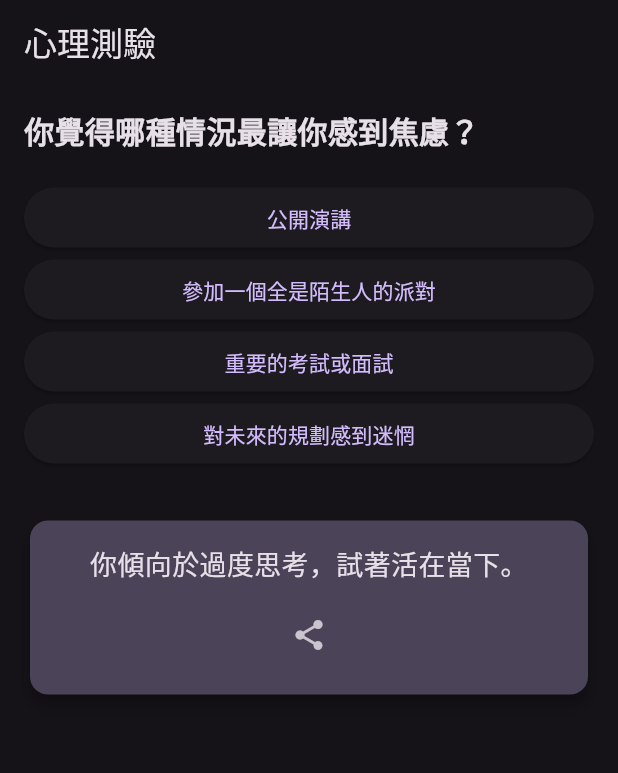
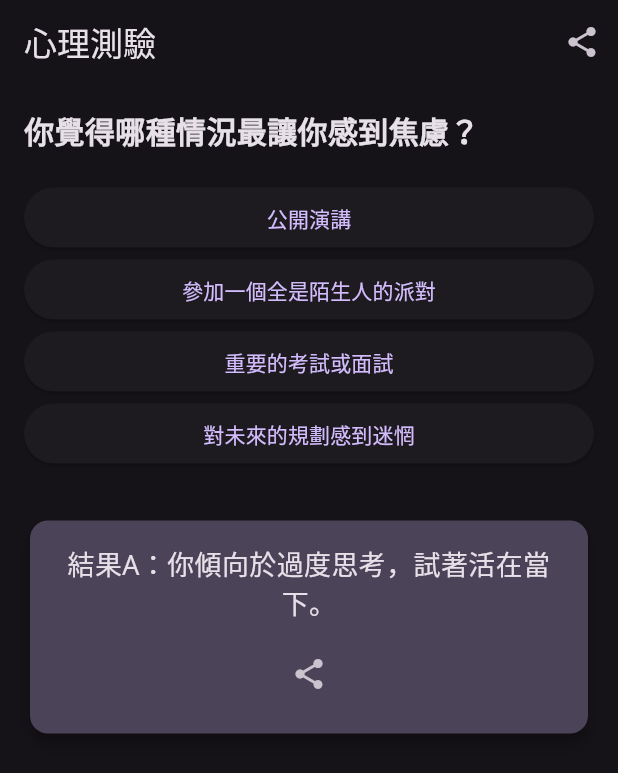
Before and after one commit to yuting6577-create/dingding_wu_astro, a Flutter app: the PsychTestListScreen screen opened by its route, after a tap on "公開演講", on a phone screen of 412 x 824 dp. Shown: the top 773 px of the screen. Run offline on Flutter 3.47's test engine with Material 3 defaults, Android fonts, the phone set to English and light mode, and no system bars; our stand-ins replace cloud_firestore, firebase_core, go_router, google_fonts, share_plus; accounts and stored records are empty.

```diff
--- a/lib/screens/psych_test_list_screen.dart
+++ b/lib/screens/psych_test_list_screen.dart
@@ -1,5 +1,16 @@
 
 import 'package:flutter/material.dart';
+import 'package:share_plus/share_plus.dart';
+
+// 1. 定義 TestModel
+class TestModel {
+  final String question;
+  final List<String> options;
+  final List<String> results;
+
+  TestModel({required this.question, required this.options, required this.results})
+      : assert(options.length == 4 && results.length == 4);
+}
 
 class PsychTestListScreen extends StatefulWidget {
   const PsychTestListScreen({super.key});
@@ -9,55 +20,68 @@ class PsychTestListScreen extends StatefulWidget {
 }
 
 class _PsychTestListScreenState extends State<PsychTestListScreen> {
+  // 2. 建立 TestModel 實例 (未來可以從 Firestore 載入)
+  final TestModel _currentTest = TestModel(
+    question: '你覺得哪種情況最讓你感到焦慮？',
+    options: [
+      '公開演講',
+      '參加一個全是陌生人的派對',
+      '重要的考試或面試',
+      '對未來的規劃感到迷惘',
+    ],
+    results: [
+      '結果A：你傾向於過度思考，試著活在當下。',
+      '結果B：你重視人際關係，但有時會感到社交壓力。',
+      '結果C：你追求完美，對自己有很高的要求。',
+      '結果D：你渴望穩定，但也要學會擁抱不確定性。',
+    ],
+  );
+
   String? _resultText;
+
+  void _handleOptionPressed(int index) {
+    setState(() {
+      _resultText = _currentTest.results[index];
+    });
+  }
+  // 3. 實現分享功能
+  void _shareResult() {
+    if (_resultText != null) {
+      Share.share('我在「鼎鼎無名的占卜小館」的心理測驗結果是：$_resultText');
+    }
+  }
 
   @override
   Widget build(BuildContext context) {
     return Scaffold(
       appBar: AppBar(
         title: const Text('心理測驗'),
+        actions: [
+          if (_resultText != null)
+            IconButton(
+              icon: const Icon(Icons.share),
+              onPressed: _shareResult,
+              tooltip: '分享結果',
+            )
+        ],
       ),
       body: Padding(
         padding: const EdgeInsets.all(16.0),
         child: Column(
           crossAxisAlignment: CrossAxisAlignment.stretch,
           children: [
-            const Text(
-              '你覺得哪種情況最讓你感到焦慮？',
-              style: TextStyle(fontSize: 20, fontWeight: FontWeight.bold),
+            Text(
+              _currentTest.question,
+              style: const TextStyle(fontSize: 20, fontWeight: FontWeight.bold),
             ),
             const SizedBox(height: 20),
-            ElevatedButton(
-              onPressed: () {
-                setState(() {
-                  _resultText = '你傾向於過度思考，試著活在當下。';
-                });
-              },
-              child: const Text('公開演講'),
-            ),
-            ElevatedButton(
-              onPressed: () {
-                setState(() {
-                  _resultText = '你重視人際關係，但有時會感到社交壓力。';
-                });
-              },
-              child: const Text('參加一個全是陌生人的派對'),
-            ),
-            ElevatedButton(
-              onPressed: () {
-                setState(() {
-                  _resultText = '你追求完美，對自己有很高的要求。';
-                });
-              },
-              child: const Text('重要的考試或面試'),
-            ),
-            ElevatedButton(
-              onPressed: () {
-                setState(() {
-                  _resultText = '你渴望穩定，但也要學會擁抱不確定性。';
-                });
-              },
-              child: const Text('對未來的規劃感到迷惘'),
+            // 使用 ListView.builder 動態生成按鈕
+            ...List.generate(
+              _currentTest.options.length,
+              (index) => ElevatedButton(
+                onPressed: () => _handleOptionPressed(index),
+                child: Text(_currentTest.options[index]),
+              ),
             ),
             const SizedBox(height: 30),
             if (_resultText != null)
@@ -75,9 +99,7 @@ class _PsychTestListScreenState extends State<PsychTestListScreen> {
                       const SizedBox(height: 10),
                       IconButton(
                         icon: const Icon(Icons.share),
-                        onPressed: () {
-                          // Share functionality to be implemented
-                        },
+                        onPressed: _shareResult,
                         tooltip: '分享結果',
                       )
                     ],
```
Also changed, not shown: lib/screens/tarot_daily_screen.dart (+13 -30 lines), lib/screens/astrology_trinity_draw_screen.dart (line endings or trailing spaces), 1 other file.
